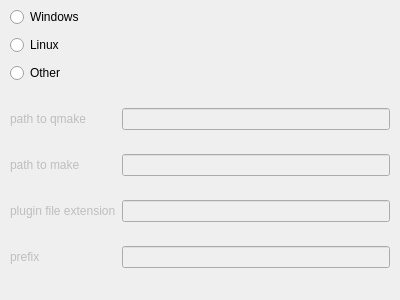
Above: qrgui/mainwindow/preferencesCompilerForm.ui from qreal/qreal before the change. Below: the same form after it.
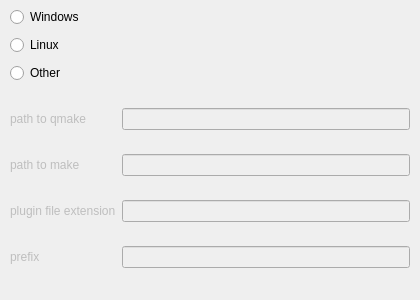
That is the form after the change.

Commit message:
Added icons to the preferences dialog + some other fixes
Conflicts:

	qrgui/mainwindow/preferencesDebuggerForm.ui
	qrgui/mainwindow/preferencesDialog.cpp
	qrgui/mainwindow/preferencesMiscellaniousForm.ui
	qrgui/qrgui.qrc

Patch:
```diff
--- a/qrgui/mainwindow/preferencesCompilerForm.ui
+++ b/qrgui/mainwindow/preferencesCompilerForm.ui
@@ -6,7 +6,7 @@
    <rect>
     <x>0</x>
     <y>0</y>
-    <width>400</width>
+    <width>420</width>
     <height>300</height>
    </rect>
   </property>
@@ -18,7 +18,7 @@
     <rect>
      <x>10</x>
      <y>34</y>
-     <width>380</width>
+     <width>400</width>
      <height>22</height>
     </rect>
    </property>
@@ -31,7 +31,7 @@
     <rect>
      <x>10</x>
      <y>62</y>
-     <width>380</width>
+     <width>400</width>
      <height>22</height>
     </rect>
    </property>
@@ -44,7 +44,7 @@
     <rect>
      <x>10</x>
      <y>6</y>
-     <width>380</width>
+     <width>400</width>
      <height>22</height>
     </rect>
    </property>
@@ -63,7 +63,7 @@
     <rect>
      <x>10</x>
      <y>90</y>
-     <width>380</width>
+     <width>400</width>
      <height>200</height>
     </rect>
    </property>
```
The commit also changes 7 other files.
